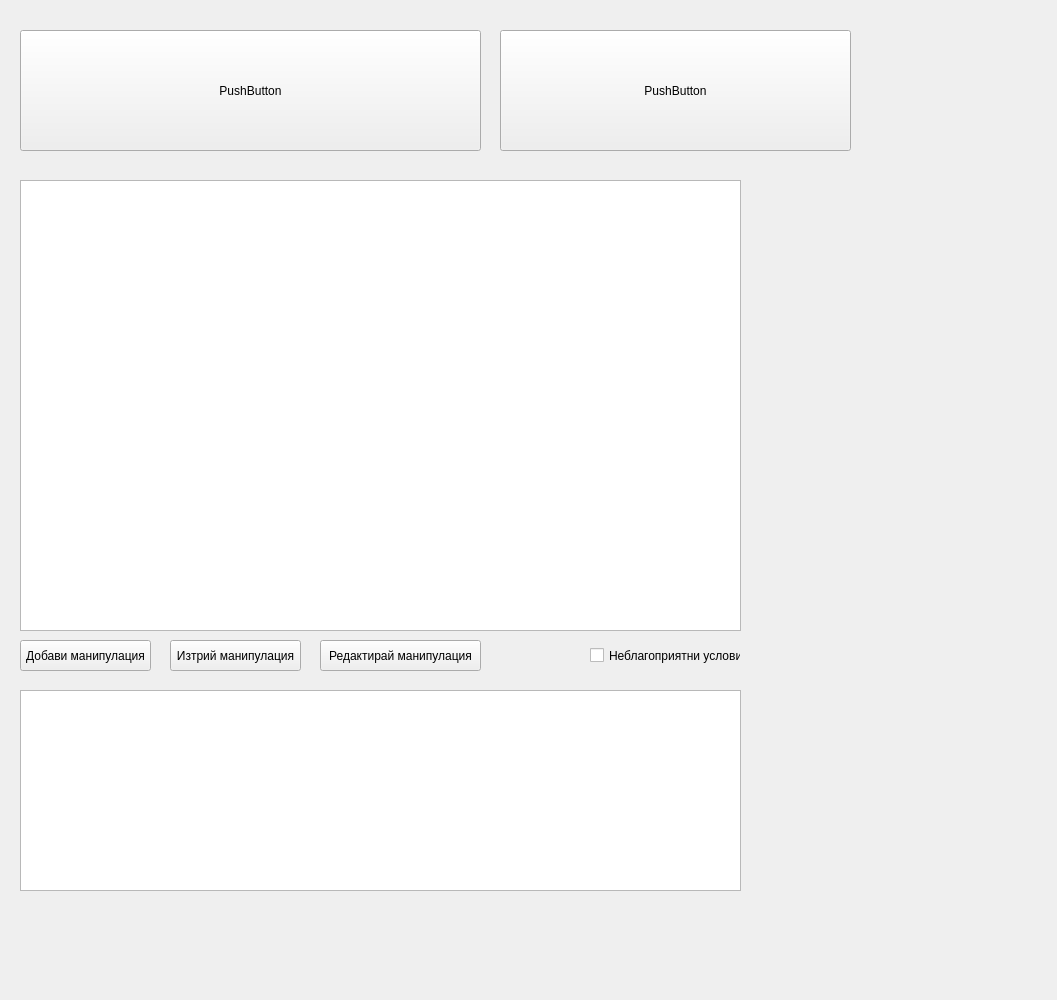
Old version of the form src/View/ListView/ListView.ui in the repository thefinalcutbg/DinoDent.
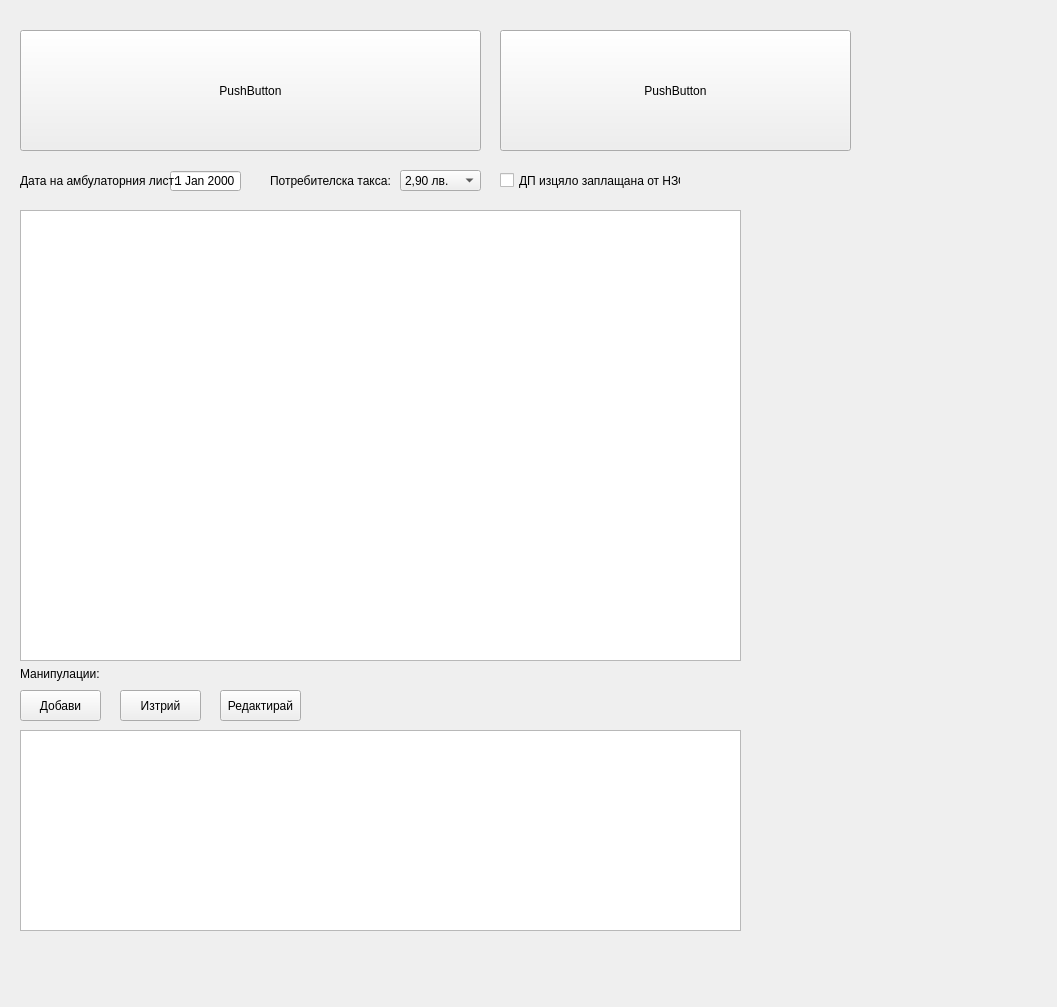
New version of the form. Custom widgets are drawn as their Qt base class.

Diff of the .ui file:
```diff
--- a/src/View/ListView/ListView.ui
+++ b/src/View/ListView/ListView.ui
@@ -7,7 +7,7 @@
     <x>0</x>
     <y>0</y>
     <width>1057</width>
-    <height>1000</height>
+    <height>1007</height>
    </rect>
   </property>
   <property name="sizePolicy">
@@ -29,7 +29,7 @@
    <property name="geometry">
     <rect>
      <x>20</x>
-     <y>180</y>
+     <y>210</y>
      <width>721</width>
      <height>451</height>
     </rect>
@@ -74,7 +74,7 @@
    <property name="geometry">
     <rect>
      <x>750</x>
-     <y>270</y>
+     <y>300</y>
      <width>300</width>
      <height>361</height>
     </rect>
@@ -84,7 +84,7 @@
    <property name="geometry">
     <rect>
      <x>750</x>
-     <y>180</y>
+     <y>210</y>
      <width>291</width>
      <height>142</height>
     </rect>
@@ -94,7 +94,7 @@
    <property name="geometry">
     <rect>
      <x>20</x>
-     <y>690</y>
+     <y>730</y>
      <width>721</width>
      <height>201</height>
     </rect>
@@ -107,52 +107,145 @@
    <property name="geometry">
     <rect>
      <x>20</x>
-     <y>640</y>
-     <width>131</width>
+     <y>690</y>
+     <width>81</width>
      <height>31</height>
     </rect>
    </property>
    <property name="text">
-    <string>Добави манипулация</string>
+    <string>Добави</string>
    </property>
   </widget>
   <widget class="QPushButton" name="deleteProcedure">
    <property name="geometry">
     <rect>
-     <x>170</x>
-     <y>640</y>
-     <width>131</width>
+     <x>120</x>
+     <y>690</y>
+     <width>81</width>
      <height>31</height>
     </rect>
    </property>
    <property name="text">
-    <string>Изтрий манипулация</string>
+    <string>Изтрий</string>
    </property>
   </widget>
   <widget class="QPushButton" name="editProcedure">
    <property name="geometry">
     <rect>
-     <x>320</x>
-     <y>640</y>
-     <width>161</width>
+     <x>220</x>
+     <y>690</y>
+     <width>81</width>
      <height>31</height>
     </rect>
    </property>
    <property name="text">
-    <string>Редактирай манипулация</string>
+    <string>Редактирай</string>
    </property>
   </widget>
   <widget class="QCheckBox" name="unfav_check">
    <property name="geometry">
     <rect>
-     <x>590</x>
-     <y>640</y>
-     <width>151</width>
+     <x>500</x>
+     <y>170</y>
+     <width>181</width>
+     <height>21</height>
+    </rect>
+   </property>
+   <property name="text">
+    <string>ДП изцяло заплащана от НЗОК</string>
+   </property>
+  </widget>
+  <widget class="QLabel" name="priceLabel">
+   <property name="geometry">
+    <rect>
+     <x>330</x>
+     <y>690</y>
+     <width>401</width>
      <height>31</height>
     </rect>
    </property>
    <property name="text">
-    <string>Неблагоприятни условия</string>
+    <string/>
+   </property>
+   <property name="alignment">
+    <set>Qt::AlignRight|Qt::AlignTrailing|Qt::AlignVCenter</set>
+   </property>
+  </widget>
+  <widget class="QLabel" name="label">
+   <property name="geometry">
+    <rect>
+     <x>20</x>
+     <y>663</y>
+     <width>81</width>
+     <height>21</height>
+    </rect>
+   </property>
+   <property name="text">
+    <string>Манипулации:</string>
+   </property>
+  </widget>
+  <widget class="ComboBox" name="taxCombo">
+   <property name="geometry">
+    <rect>
+     <x>400</x>
+     <y>170</y>
+     <width>81</width>
+     <height>21</height>
+    </rect>
+   </property>
+   <item>
+    <property name="text">
+     <string>2,90 лв.</string>
+    </property>
+   </item>
+   <item>
+    <property name="text">
+     <string>1,00 лв.</string>
+    </property>
+   </item>
+   <item>
+    <property name="text">
+     <string>Освободен</string>
+    </property>
+   </item>
+  </widget>
+  <widget class="QLabel" name="label_2">
+   <property name="geometry">
+    <rect>
+     <x>270</x>
+     <y>170</y>
+     <width>131</width>
+     <height>21</height>
+    </rect>
+   </property>
+   <property name="text">
+    <string>Потребителска такса:</string>
+   </property>
+  </widget>
+  <widget class="QDateEdit" name="dateEdit">
+   <property name="geometry">
+    <rect>
+     <x>170</x>
+     <y>170</y>
+     <width>71</width>
+     <height>22</height>
+    </rect>
+   </property>
+   <property name="buttonSymbols">
+    <enum>QAbstractSpinBox::NoButtons</enum>
+   </property>
+  </widget>
+  <widget class="QLabel" name="label_3">
+   <property name="geometry">
+    <rect>
+     <x>20</x>
+     <y>170</y>
+     <width>161</width>
+     <height>21</height>
+    </rect>
+   </property>
+   <property name="text">
+    <string>Дата на амбулаторния лист:</string>
    </property>
   </widget>
  </widget>
@@ -190,6 +283,11 @@
    <extends>QGraphicsView</extends>
    <header>View/ListView/TeethView/GraphicsView.h</header>
   </customwidget>
+  <customwidget>
+   <class>ComboBox</class>
+   <extends>QComboBox</extends>
+   <header>View/uiComponents/qt_derived/ComboBox.h</header>
+  </customwidget>
  </customwidgets>
  <resources/>
  <connections/>
```
